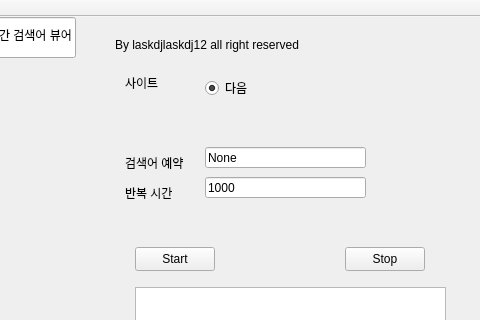
This is mainwindow.ui in laskdjlaskdj12/DaumRankTracker as Qt 5 draws it before an edit; both pictures show x 415 to 895 and y 0 to 320 of the 895 by 535 pixel window. The edited form follows.
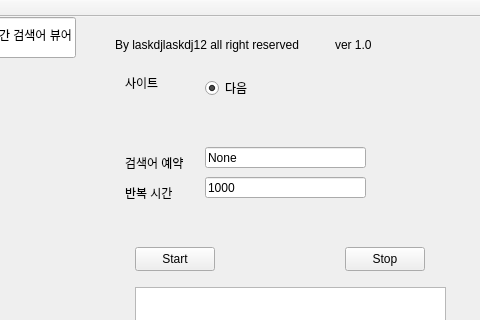
This is the edited form.

Commit message: 1. 버전명시

The edit to the form file:
```diff
--- a/mainwindow.ui
+++ b/mainwindow.ui
@@ -228,6 +228,19 @@
      <string>By laskdjlaskdj12 all right reserved</string>
     </property>
    </widget>
+   <widget class="QLabel" name="label_4">
+    <property name="geometry">
+     <rect>
+      <x>750</x>
+      <y>20</y>
+      <width>41</width>
+      <height>16</height>
+     </rect>
+    </property>
+    <property name="text">
+     <string>ver 1.0</string>
+    </property>
+   </widget>
   </widget>
   <widget class="QMenuBar" name="menuBar">
    <property name="geometry">
```
